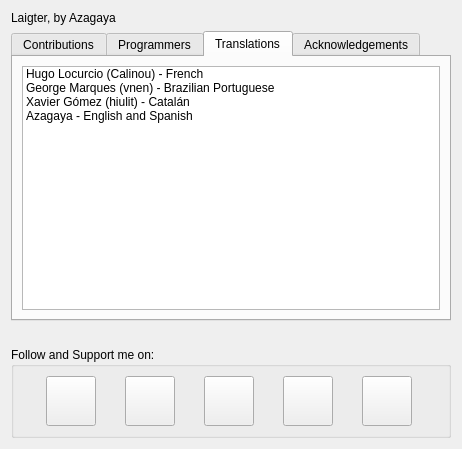
Above: gui/aboutdialog.ui from azagaya/laigter before the change. Below: the same form after it.
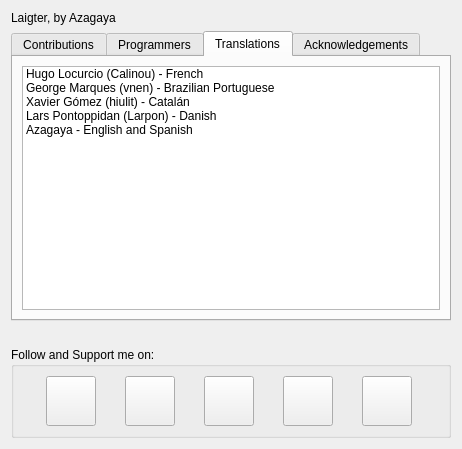
That is the form after the change. Icons and pictures are not drawn.

Commit message: Add Lars Pontoppidan as translator.

Patch:
```diff
--- a/gui/aboutdialog.ui
+++ b/gui/aboutdialog.ui
@@ -263,6 +263,11 @@
            <string>Xavier Gómez (hiulit) - Catalán</string>
           </property>
          </item>
+         <item>
+          <property name="text">
+           <string>Lars Pontoppidan (Larpon) - Danish</string>
+          </property>
+         </item>
          <item>
           <property name="text">
            <string>Azagaya - English and Spanish</string>
```
